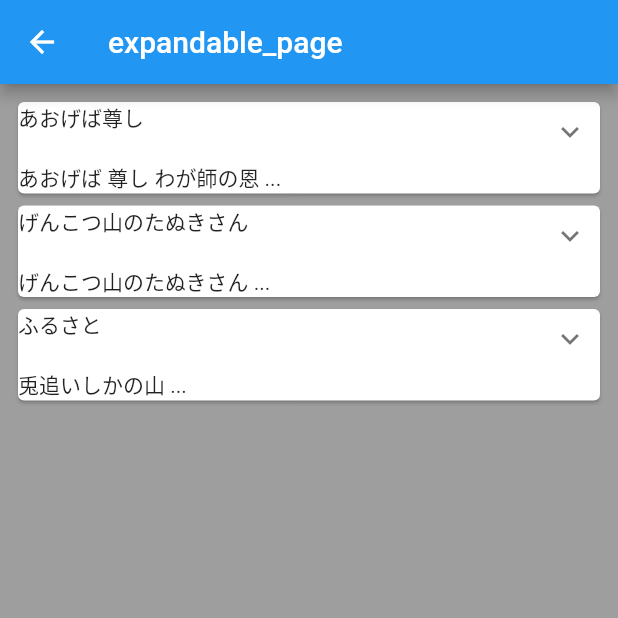
After one commit to sugawarakensuke/package_samples, a Flutter app: the screen it shows after launch, after a tap on "expandable_page", on a phone screen of 412 x 824 dp, the top half of it. The commit adds this screen. Run offline on Flutter 3.47's test engine with Material 2 defaults, Android fonts, the phone set to English and light mode, and no system bars; drawn by our look-alikes of expandable; our stand-ins replace freezed_annotation, hooks_riverpod, riverpod, state_notifier.

Commit message:
expandableのサンプルを作成

```diff
--- /dev/null
+++ b/lib/pages/expandable_page/expandable_page.dart
@@ -0,0 +1,91 @@
+import 'package:expandable/expandable.dart';
+import 'package:flutter/material.dart';
+
+class ExpandablePage extends StatelessWidget {
+  const ExpandablePage({Key? key}) : super(key: key);
+
+  static Route<T> route<T>() {
+    return MaterialPageRoute<T>(
+      builder: (_) => const ExpandablePage(),
+      settings: const RouteSettings(name: 'expandable_page'),
+    );
+  }
+
+  @override
+  Widget build(BuildContext context) {
+    return Scaffold(
+      backgroundColor: Colors.grey,
+      appBar: AppBar(title: const Text('expandable_page')),
+      body: Container(
+        padding: const EdgeInsets.all(8),
+        child: SingleChildScrollView(
+          child: Column(
+            children: [
+              Card(
+                child: ExpandablePanel(
+                  header: const Text('あおげば尊し'),
+                  collapsed: const Text('あおげば 尊し わが師の恩 ...'),
+                  expanded: const Text(aogebatoutosi),
+                ),
+              ),
+              Card(
+                child: ExpandablePanel(
+                  header: const Text('げんこつ山のたぬきさん'),
+                  collapsed: const Text('げんこつ山のたぬきさん ...'),
+                  expanded: const Text(genkotuyamanotanukisann),
+                ),
+              ),
+              Card(
+                child: ExpandablePanel(
+                  header: const Text('ふるさと'),
+                  collapsed: const Text('兎追いしかの山 ...'),
+                  expanded: const Text(hurusato),
+                ),
+              ),
+            ],
+          ),
+        ),
+      ),
+    );
+  }
+}
+
+const aogebatoutosi = '''
+あおげば 尊し わが師の恩
+教えの庭にも はや幾年
+思えば いと疾し この年月
+今こそ 別れめ いざさらば
+
+互いにむつみし 日頃の恩
+別るる後にも やよ忘るな
+身を立て 名をあげ やよ励めよ
+今こそ 別れめ いざさらば
+
+朝夕 馴にし まなびの窓
+螢のともし火 積む白雪
+忘るる 間ぞなき ゆく年月
+今こそ 別れめ いざさらば
+''';
+
+const genkotuyamanotanukisann = '''
+げんこつやまの たぬきさん
+おっぱいのんで ねんねして
+だっこして おんぶして またあした
+''';
+
+const hurusato = '''
+兎追いしかの山
+小鮒釣りしかの川
+夢は今もめぐりて
+忘れがたき故郷
+
+如何にいます 父母
+恙なしや 友がき
+雨に風につけても
+思いいずる故郷
+
+こころざしをはたして
+いつの日にか帰らん
+山はあおき故郷
+水は清き故郷
+''';
--- a/lib/pages/root_page/root_page.dart
+++ b/lib/pages/root_page/root_page.dart
@@ -1,6 +1,7 @@
 import 'package:flutter/material.dart';
 import 'package:package_samples/pages/argument_page/argument_page.dart';
 import 'package:package_samples/pages/counter_page/counter_page.dart';
+import 'package:package_samples/pages/expandable_page/expandable_page.dart';
 
 class RootPage extends StatelessWidget {
   const RootPage({Key? key}) : super(key: key);
@@ -25,6 +26,12 @@ class RootPage extends StatelessWidget {
               },
               child: const Text('argumentPage'),
             ),
+            ElevatedButton(
+              onPressed: () {
+                Navigator.push<Route<dynamic>>(context, ExpandablePage.route());
+              },
+              child: const Text('expandable_page'),
+            ),
           ],
         ),
       ),
--- a/pubspec.yaml
+++ b/pubspec.yaml
@@ -15,6 +15,7 @@ dependencies:
   pedantic_mono:
   hooks_riverpod: ^1.0.3
   freezed_annotation: ^2.1.0
+  expandable: ^5.0.1
 
 dev_dependencies:
   flutter_test:
```
Also changed, not shown: pubspec.lock.
